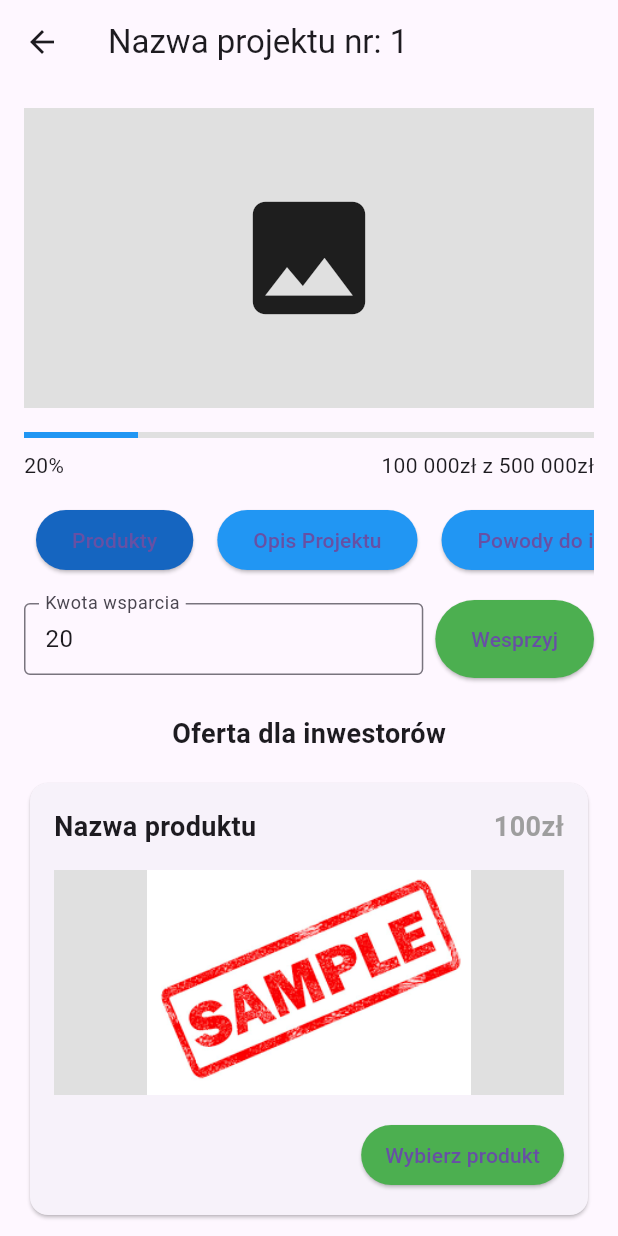
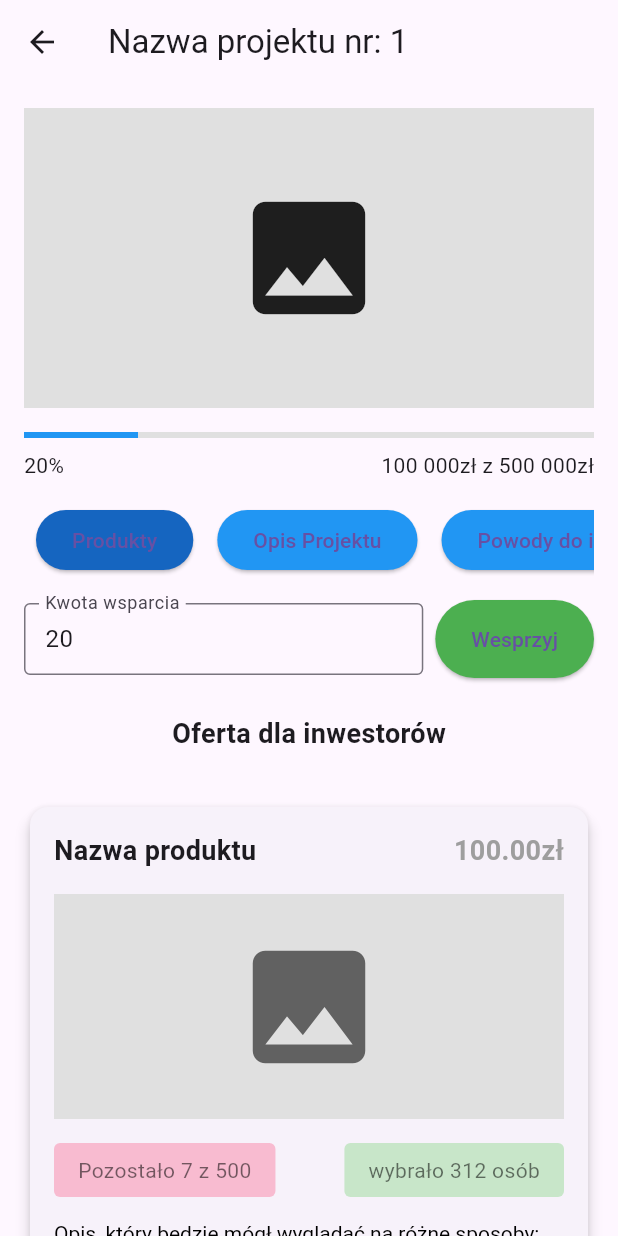
Before and after one commit to LukaszHolowacz/platforma-croud-foundingowa, a Flutter app: the screen it shows after launch, after a tap on "Skrótowa nazwa projektu", on a phone screen of 412 x 824 dp. Run offline on Flutter 3.47's test engine with Material 3 defaults, Android fonts, the phone set to English and light mode, and no system bars.

Commit message:
karta produktu zmiana i 2 pierwsze endpointy

```diff
--- /dev/null
+++ b/mobile_application/lib/components/project_components/product_card.dart
@@ -0,0 +1,244 @@
+import 'package:flutter/material.dart';
+
+class ProductCard extends StatefulWidget {
+  final String productName;
+  final double price;
+  final int remainingQuantity;
+  final int startingQuantity;
+  final int supporters;
+  final String description;
+  final String deliveryDate;
+  final String deliveryMethod;
+  final double deliveryCost;
+
+  ProductCard({
+    required this.productName,
+    required this.price,
+    required this.remainingQuantity,
+    required this.startingQuantity,
+    required this.supporters,
+    required this.description,
+    required this.deliveryDate,
+    required this.deliveryMethod,
+    required this.deliveryCost,
+  });
+
+  @override
+  _ProductCardState createState() => _ProductCardState();
+}
+
+class _ProductCardState extends State<ProductCard> {
+  final TextEditingController _supportController =
+      TextEditingController(text: '0');
+  double additionalSupport = 0.0;
+
+  void _updateSupport() {
+    setState(() {
+      additionalSupport = double.tryParse(_supportController.text) ?? 0.0;
+    });
+  }
+
+  @override
+  void initState() {
+    super.initState();
+    _supportController.addListener(_updateSupport);
+  }
+
+  @override
+  void dispose() {
+    _supportController.removeListener(_updateSupport);
+    _supportController.dispose();
+    super.dispose();
+  }
+
+  @override
+  Widget build(BuildContext context) {
+    final double totalPrice =
+        widget.price + widget.deliveryCost + additionalSupport;
+    final bool isOutOfStock = widget.remainingQuantity == 0;
+
+    return Stack(
+      children: [
+        Padding(
+          padding: const EdgeInsets.symmetric(vertical: 16.0),
+          child: Card(
+            elevation: 4,
+            child: Padding(
+              padding: const EdgeInsets.all(16.0),
+              child: Column(
+                crossAxisAlignment: CrossAxisAlignment.start,
+                children: [
+                  Padding(
+                    padding: const EdgeInsets.only(bottom: 16.0),
+                    child: Row(
+                      mainAxisAlignment: MainAxisAlignment.spaceBetween,
+                      children: [
+                        Text(
+                          widget.productName,
+                          style: const TextStyle(
+                              fontSize: 18, fontWeight: FontWeight.bold),
+                        ),
+                        Text(
+                          '${widget.price.toStringAsFixed(2)}zł',
+                          style: const TextStyle(
+                              fontSize: 18,
+                              fontWeight: FontWeight.bold,
+                              color: Colors.grey),
+                        ),
+                      ],
+                    ),
+                  ),
+                  Padding(
+                    padding: const EdgeInsets.only(bottom: 16.0),
+                    child: Container(
+                      height: 150,
+                      width: double.infinity,
+                      color: Colors.grey[300],
+                      child: Center(
+                          child: Icon(Icons.image,
+                              size: 100, color: Colors.grey[700])),
+                    ),
+                  ),
+                  Padding(
+                    padding: const EdgeInsets.only(bottom: 16.0),
+                    child: Row(
+                      mainAxisAlignment: MainAxisAlignment.spaceBetween,
+                      children: [
+                        Container(
+                          padding: const EdgeInsets.symmetric(
+                              vertical: 8, horizontal: 16),
+                          decoration: BoxDecoration(
+                            color: Colors.pink[100],
+                            borderRadius: BorderRadius.circular(4),
+                          ),
+                          child: Text(
+                            'Pozostało ${widget.remainingQuantity} z ${widget.startingQuantity}',
+                            style: const TextStyle(color: Colors.black54),
+                          ),
+                        ),
+                        Container(
+                          padding: const EdgeInsets.symmetric(
+                              vertical: 8, horizontal: 16),
+                          decoration: BoxDecoration(
+                            color: Colors.green[100],
+                            borderRadius: BorderRadius.circular(4),
+                          ),
+                          child: Text(
+                            'wybrało ${widget.supporters} osób',
+                            style: const TextStyle(color: Colors.black54),
+                          ),
+                        ),
+                      ],
+                    ),
+                  ),
+                  Padding(
+                    padding: const EdgeInsets.only(bottom: 16.0),
+                    child: RichText(
+                      text: TextSpan(
+                        children: [
+                          TextSpan(
+                            text: widget.description,
+                            style: const TextStyle(color: Colors.black),
+                          ),
+                        ],
+                      ),
+                    ),
+                  ),
+                  Padding(
+                    padding: const EdgeInsets.only(bottom: 16.0),
+                    child: Row(
+                      mainAxisAlignment: MainAxisAlignment.spaceBetween,
+                      children: [
+                        Column(
+                          crossAxisAlignment: CrossAxisAlignment.start,
+                          children: [
+                            const Text('Szacunkowy czas dostawy:',
+                                style: TextStyle(
+                                    fontSize: 10, color: Colors.grey)),
+                            Text(widget.deliveryDate,
+                                style: const TextStyle(
+                                    fontSize: 14, color: Colors.black)),
+                          ],
+                        ),
+                        Column(
+                          crossAxisAlignment: CrossAxisAlignment.start,
+                          children: [
+                            const Text('Forma dostawy:',
+                                style: TextStyle(
+                                    fontSize: 10, color: Colors.grey)),
+                            Text(widget.deliveryMethod,
+                                style: const TextStyle(
+                                    fontSize: 14, color: Colors.black)),
+                          ],
+                        ),
+                      ],
+                    ),
+                  ),
+                  Padding(
+                    padding: const EdgeInsets.only(bottom: 8.0),
+                    child: Row(
+                      mainAxisAlignment: MainAxisAlignment.spaceBetween,
+                      children: [
+                        Expanded(
+                          child: Container(
+                            height: 56,
+                            child: TextField(
+                              decoration: const InputDecoration(
+                                labelText: 'Dodatkowe wsparcie (opcjonalne)',
+                                border: OutlineInputBorder(),
+                              ),
+                              controller: _supportController,
+                              textAlignVertical: TextAlignVertical.center,
+                              keyboardType:
+                                  const TextInputType.numberWithOptions(
+                                      decimal: true),
+                            ),
+                          ),
+                        ),
+                        const SizedBox(width: 8),
+                        Container(
+                          height: 56,
+                          child: ElevatedButton(
+                            onPressed: isOutOfStock ? null : () {},
+                            child: Text(
+                                'Wesprzyj (${totalPrice.toStringAsFixed(2)}zł)'),
+                            style:
+                                ElevatedButton.styleFrom(primary: Colors.green),
+                          ),
+                        ),
+                      ],
+                    ),
+                  ),
+                  if (widget.deliveryCost > 0)
+                    Padding(
+                      padding: const EdgeInsets.only(right: 8.0),
+                      child: Align(
+                        alignment: Alignment.centerRight,
+                        child: Text(
+                          '+ Szacowany Koszt dostawy: ${widget.deliveryCost.toStringAsFixed(2)}zł',
+                          style:
+                              const TextStyle(fontSize: 10, color: Colors.grey),
+                        ),
+                      ),
+                    ),
+                ],
+              ),
+            ),
+          ),
+        ),
+        if (isOutOfStock)
+          Positioned.fill(
+            child: Container(
+              color: Colors.white.withOpacity(0.8),
+              child: const Center(
+                child: Text(
+                  'Wyprzedane',
+                  style: TextStyle(fontSize: 32, fontWeight: FontWeight.bold),
+                ),
+              ),
+            ),
+          ),
+      ],
+    );
+  }
+}
--- a/mobile_application/lib/pages/project_page.dart
+++ b/mobile_application/lib/pages/project_page.dart
@@ -1,7 +1,6 @@
 import 'package:flutter/material.dart';
-import '../components/project_components/product_card_with_image.dart';
-import '../components/project_components/product_card_without_image.dart';
-import 'login_page.dart'; // Dodaj import dla login_page
+import '../components/project_components/product_card.dart';
+import 'login_page.dart';
 
 class ProjectPage extends StatefulWidget {
   final int projectNumber;
@@ -18,6 +17,21 @@ class _ProjectPageState extends State<ProjectPage> {
 
   @override
   Widget build(BuildContext context) {
+    final String productName = 'Nazwa produktu';
+    final double price = 100.0;
+    final int remainingQuantity = 7;
+    final int startingQuantity = 500;
+    final int supporters = 312;
+    final String description =
+        'Opis, który będzie mógł wyglądać na różne sposoby:\n'
+        '- Może\n- być\n- listą\n- punktowaną\n'
+        'Może być również pogrubiony, pochylony lub przekreślony.\n\n'
+        'Może być powiększony\n'
+        'i to wszystko będzie odczytywane z bazy danych';
+    final String deliveryDate = 'Wrzesień 2024';
+    final String deliveryMethod = 'Dostawa do paczkomatu';
+    final double deliveryCost = 20.0;
+
     return Scaffold(
       appBar: AppBar(
         title: Text('Nazwa projektu nr: ${widget.projectNumber}'),
@@ -114,18 +128,38 @@ class _ProjectPageState extends State<ProjectPage> {
                   ),
                 ),
                 const SizedBox(height: 16),
-                ProductCardWithImage(
-                  title: 'Nazwa produktu',
-                  price: '100zł',
-                  imageUrl: 'lib/assets/images/sample.png',
-                  description: 'Opis pierdolonego produktu ze zdjęciem',
+                ProductCard(
+                  productName: productName,
+                  price: price,
+                  remainingQuantity: remainingQuantity,
+                  startingQuantity: startingQuantity,
+                  supporters: supporters,
+                  description: description,
+                  deliveryDate: deliveryDate,
+                  deliveryMethod: deliveryMethod,
+                  deliveryCost: deliveryCost,
                 ),
-                const SizedBox(height: 16),
-                ProductCardWithoutImage(
-                  title: 'Nazwa produktu',
-                  price: '100zł',
-                  description:
-                      'Opis pierdolonego produktu dla ulanych kurew co nawet zdjęcia',
+                ProductCard(
+                  productName: productName,
+                  price: 150.0,
+                  remainingQuantity: 5,
+                  startingQuantity: 250,
+                  supporters: supporters,
+                  description: description,
+                  deliveryDate: deliveryDate,
+                  deliveryMethod: deliveryMethod,
+                  deliveryCost: 0,
+                ),
+                ProductCard(
+                  productName: productName,
+                  price: 250.0,
+                  remainingQuantity: 0,
+                  startingQuantity: 100,
+                  supporters: supporters,
+                  description: description,
+                  deliveryDate: deliveryDate,
+                  deliveryMethod: deliveryMethod,
+                  deliveryCost: 25,
                 ),
               ] else ...[
                 Center(
```
Also changed, not shown: 5 other files.
